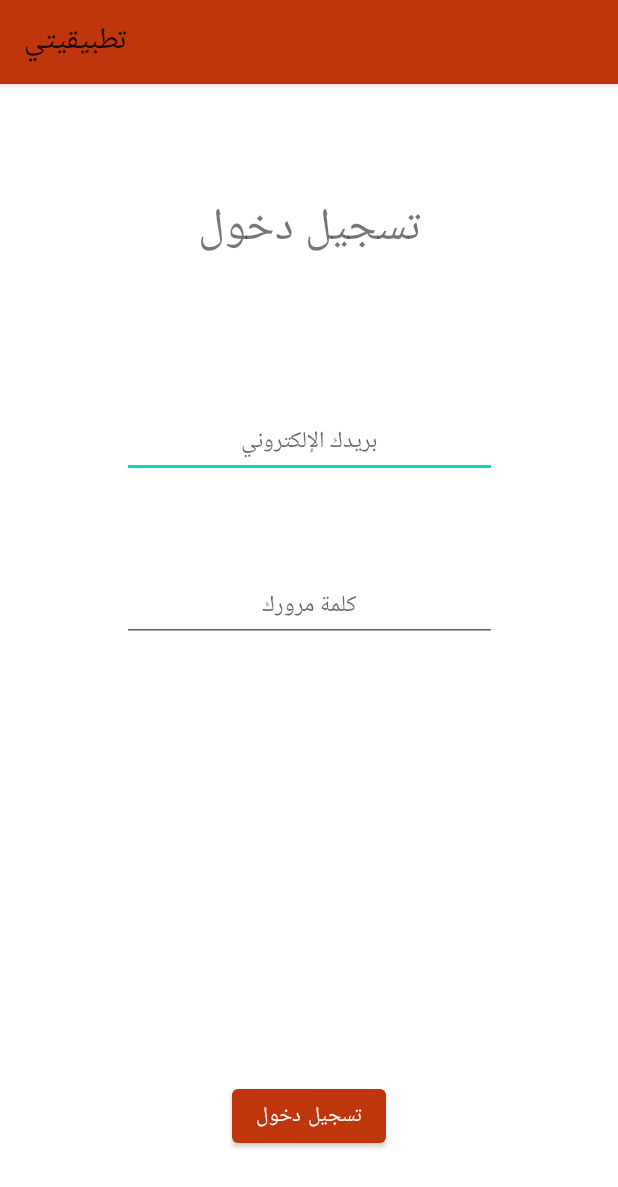
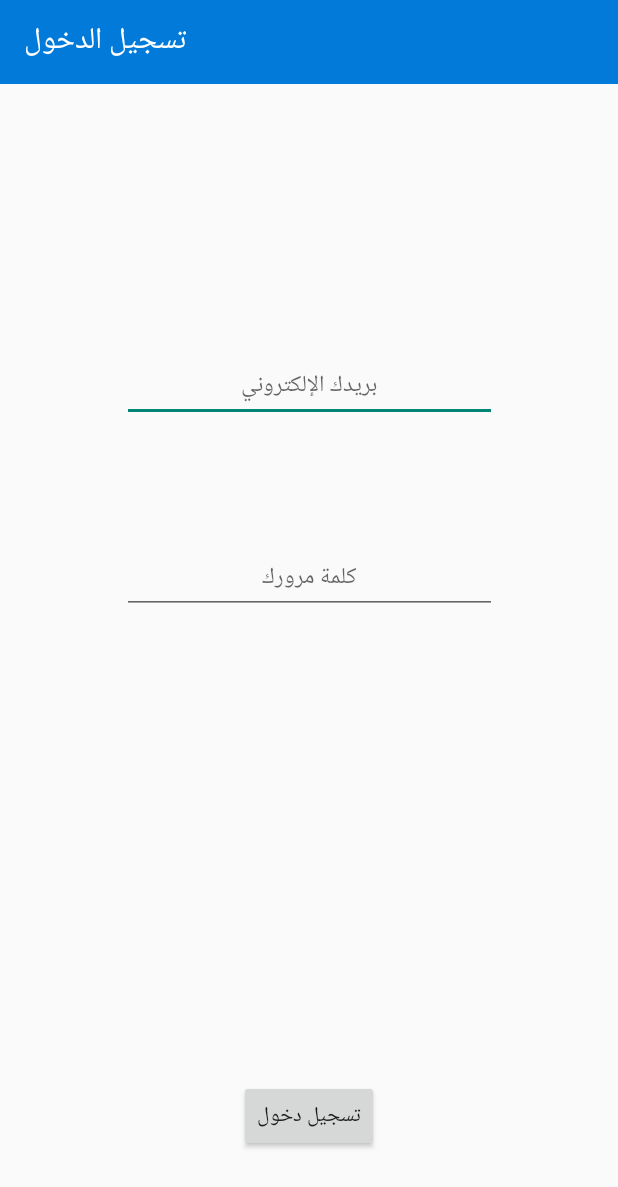
Before and after one commit to rateb98/My_Applied, an Android app: the Login screen opened directly, with no data from a screen before it, on a phone screen of 412 x 824 dp. Shown: the top 1187 px of the screen. Run offline under Robolectric (Android 15) with nearby library versions, the phone set to English and light mode, and no system bars; our stand-ins replace Firebase (no records; nobody signed in at launch, a user with empty details on screens opened directly).

Commit message:
Big Edit

```diff
--- a/app/src/main/AndroidManifest.xml
+++ b/app/src/main/AndroidManifest.xml
@@ -9,6 +9,7 @@
         android:roundIcon="@mipmap/ic_launcher_round"
         android:supportsRtl="true"
         android:theme="@style/Theme.MyApplied">
+        <activity android:name=".Group_chat"></activity>
         <activity android:name=".acceptance_of_accounts" />
         <activity android:name=".Waiting_for_acceptance" />
         <activity android:name=".Account_completion" />
--- a/app/src/main/java/com/example/myapplied/Login.java
+++ b/app/src/main/java/com/example/myapplied/Login.java
@@ -7,7 +7,9 @@ import android.widget.Toast;
 
 import androidx.annotation.NonNull;
 import androidx.appcompat.app.AppCompatActivity;
+import androidx.appcompat.widget.Toolbar;
 
+import com.example.myapplied.Model.Users;
 import com.google.firebase.auth.FirebaseAuth;
 import com.google.firebase.auth.FirebaseUser;
 import com.google.firebase.database.DataSnapshot;
@@ -20,12 +22,16 @@ public class Login extends AppCompatActivity {
 
     private FirebaseAuth mAuth;
     private DatabaseReference myRef;
-
+    Users user;
     @Override
     protected void onCreate(Bundle savedInstanceState) {
         super.onCreate(savedInstanceState);
         setContentView(R.layout.activity_login);
         mAuth = FirebaseAuth.getInstance();
+        Toolbar toolbar=findViewById(R.id.tool_Bar);
+        setSupportActionBar(toolbar);
+        getSupportActionBar().setTitle("تسجيل الدخول");
+        getSupportActionBar().setDisplayHomeAsUpEnabled(false);
 
     }
 
@@ -56,26 +62,29 @@ public class Login extends AppCompatActivity {
     }
     public void VerifyEmailAddress()
     {
+        user=new Users();
         FirebaseUser CurUser=mAuth.getCurrentUser();
         String userId=CurUser.getUid();
-        myRef = FirebaseDatabase.getInstance().getReference("Users").child(userId).child("ready");
+        myRef = FirebaseDatabase.getInstance().getReference("Users").child(userId);
         if(CurUser.isEmailVerified()) {
             myRef.addValueEventListener(new ValueEventListener() {
                 @Override
                 public void onDataChange(@NonNull DataSnapshot snapshot) {
-                   if(snapshot.getValue().toString().equals("0"))
+                    user=snapshot.getValue(Users.class);
+                   if(user.getReady().equals("0"))
                    {
                        Intent Account_completion = new Intent(getApplicationContext(), com.example.myapplied.Account_completion.class);
                        startActivity(Account_completion);
                    }
-                   else if(snapshot.getValue().toString().equals("-1")||snapshot.getValue().toString().equals("-2"))
+                   else if(user.getReady().equals("-1")||snapshot.getValue().toString().equals("-2"))
                    {
                        Intent Waiting_for_acceptance = new Intent(getApplicationContext(), com.example.myapplied.Waiting_for_acceptance.class);
                        startActivity(Waiting_for_acceptance);
                    }
-                   else if (snapshot.getValue().toString().equals("1"))
+                   else if (user.getReady().equals("1"))
                    {
                        Intent Home = new Intent(getApplicationContext(), com.example.myapplied.Homepage.class);
+                       Home.putExtra("username",user.getFirstName()+" "+user.getLastName());
                        startActivity(Home);
                    }
                 }
--- a/app/src/main/java/com/example/myapplied/SingUp.java
+++ b/app/src/main/java/com/example/myapplied/SingUp.java
@@ -8,6 +8,7 @@ import android.widget.EditText;
 import android.widget.Toast;
 
 import androidx.appcompat.app.AppCompatActivity;
+import androidx.appcompat.widget.Toolbar;
 
 import com.example.myapplied.Model.Users;
 import com.google.firebase.auth.FirebaseAuth;
@@ -25,6 +26,10 @@ public class SingUp extends AppCompatActivity {
     protected void onCreate(Bundle savedInstanceState) {
         super.onCreate(savedInstanceState);
         setContentView(R.layout.activity_sing_up);
+        Toolbar toolbar=findViewById(R.id.tool_Bar);
+        setSupportActionBar(toolbar);
+        getSupportActionBar().setTitle("إنشاء حساب");
+        getSupportActionBar().setDisplayHomeAsUpEnabled(false);
         mAuth = FirebaseAuth.getInstance();
     }
 
--- a/app/src/main/java/com/example/myapplied/acceptance_of_accounts.java
+++ b/app/src/main/java/com/example/myapplied/acceptance_of_accounts.java
@@ -5,6 +5,7 @@ import android.widget.Toast;
 
 import androidx.annotation.NonNull;
 import androidx.appcompat.app.AppCompatActivity;
+import androidx.appcompat.widget.Toolbar;
 import androidx.recyclerview.widget.LinearLayoutManager;
 import androidx.recyclerview.widget.RecyclerView;
 
@@ -34,6 +35,10 @@ public class acceptance_of_accounts extends AppCompatActivity {
         recyclerView.setHasFixedSize(true);
         recyclerView.setLayoutManager(new LinearLayoutManager(getApplicationContext()));
         UserList =new ArrayList<>();
+        Toolbar toolbar=findViewById(R.id.tool_Bar);
+        setSupportActionBar(toolbar);
+        getSupportActionBar().setTitle("الموافقة على الحسابات");
+        getSupportActionBar().setDisplayHomeAsUpEnabled(false);
     }
 
     @Override
--- a/app/src/main/res/layout/activity_login.xml
+++ b/app/src/main/res/layout/activity_login.xml
@@ -6,6 +6,10 @@
     android:layout_height="match_parent"
     tools:context=".Login">
 
+    <include
+        android:id="@+id/tool_Bar"
+        layout="@layout/tool_bar"
+        />
     <EditText
         android:id="@+id/edLoginEmail"
         android:layout_width="250dp"
@@ -42,19 +46,6 @@
         app:layout_constraintStart_toStartOf="parent"
         app:layout_constraintTop_toBottomOf="@+id/edLoginEmail" />
 
-    <TextView
-        android:id="@+id/textView4"
-        android:layout_width="wrap_content"
-        android:layout_height="wrap_content"
-        android:layout_marginStart="104dp"
-        android:layout_marginTop="71dp"
-        android:layout_marginEnd="104dp"
-        android:text="تسجيل دخول"
-        android:textSize="30dp"
-        app:layout_constraintEnd_toEndOf="parent"
-        app:layout_constraintStart_toStartOf="parent"
-        app:layout_constraintTop_toTopOf="parent" />
-
     <Button
         android:id="@+id/btnCreate"
         android:layout_width="wrap_content"
--- /dev/null
+++ b/app/src/main/res/layout/tool_bar.xml
@@ -0,0 +1,10 @@
+<?xml version="1.0" encoding="utf-8"?>
+<androidx.appcompat.widget.Toolbar xmlns:android="http://schemas.android.com/apk/res/android"
+    android:layout_width="match_parent"
+    android:layout_height="wrap_content"
+    xmlns:app="http://schemas.android.com/apk/res-auto"
+    android:id="@+id/MainToolBar"
+    android:background="@color/prim"
+    app:titleTextColor="@color/white">
+
+</androidx.appcompat.widget.Toolbar>
--- a/app/src/main/res/values-night/themes.xml
+++ b/app/src/main/res/values-night/themes.xml
@@ -2,7 +2,7 @@
     <!-- Base application theme. -->
     <style name="Theme.MyApplied" parent="Theme.MaterialComponents.DayNight.DarkActionBar">
         <!-- Primary brand color. -->
-        <item name="colorPrimary">@color/purple_200</item>
+
         <item name="colorPrimaryVariant">@color/purple_700</item>
         <item name="colorOnPrimary">@color/black</item>
         <!-- Secondary brand color. -->
--- a/app/src/main/res/values/colors.xml
+++ b/app/src/main/res/values/colors.xml
@@ -1,7 +1,7 @@
 <?xml version="1.0" encoding="utf-8"?>
 <resources>
-    <color name="purple_200">#FFBB86FC</color>
-    <color name="purple_500">#FF6200EE</color>
+    <color name="prim">#017ADA</color>
+    <color name="sec">#017ADA</color>
     <color name="purple_700">#FF3700B3</color>
     <color name="teal_200">#FF03DAC5</color>
     <color name="teal_700">#FF018786</color>
--- a/app/src/main/res/values/themes.xml
+++ b/app/src/main/res/values/themes.xml
@@ -1,9 +1,9 @@
 <resources xmlns:tools="http://schemas.android.com/tools">
     <!-- Base application theme. -->
-    <style name="Theme.MyApplied" parent="Theme.MaterialComponents.Light">
+    <style name="Theme.MyApplied" parent="Theme.AppCompat.Light.NoActionBar">
         <!-- Primary brand color. -->
-        <item name="colorPrimary">#BF360C</item>
-        <item name="colorPrimaryVariant">#BF360C</item>
+        <item name="colorPrimary">#DA6C4A</item>
+        <item name="colorPrimaryVariant">#01579B</item>
         <item name="colorOnPrimary">@color/white</item>
         <!-- Secondary brand color. -->
         <item name="colorSecondary">@color/teal_200</item>
```
Also changed, not shown: app/src/main/java/com/example/myapplied/Group_chat.java (added, +14 -0 lines), app/src/main/java/com/example/myapplied/Homepage.java (+41 -1 lines), app/src/main/java/com/example/myapplied/MainActivity.java (+9 -5 lines), app/src/main/res/layout/activity_acceptance_of_accounts.xml (+7 -1 lines), app/src/main/res/layout/activity_group_chat.xml (added, +34 -0 lines), app/src/main/res/layout/activity_homepage.xml (+19 -9 lines), app/src/main/res/layout/activity_sing_up.xml (+4 -13 lines), app/src/main/res/layout/activity_waiting_for_acceptance.xml (+12 -5 lines), app/src/main/res/drawable-v24/btngro.jpg (added).
